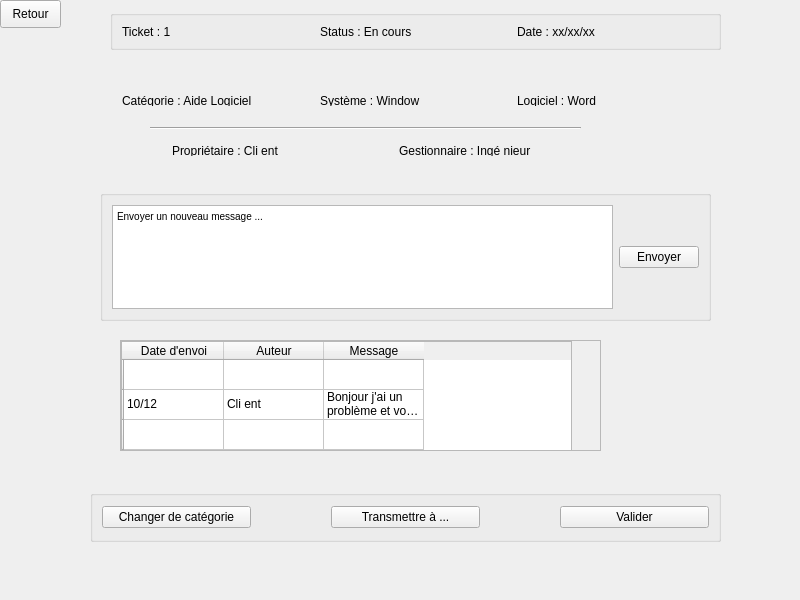
The window that code/pageresolutionticket.ui (clairekth/EasyTicket) describes before a commit, drawn with Qt 5.
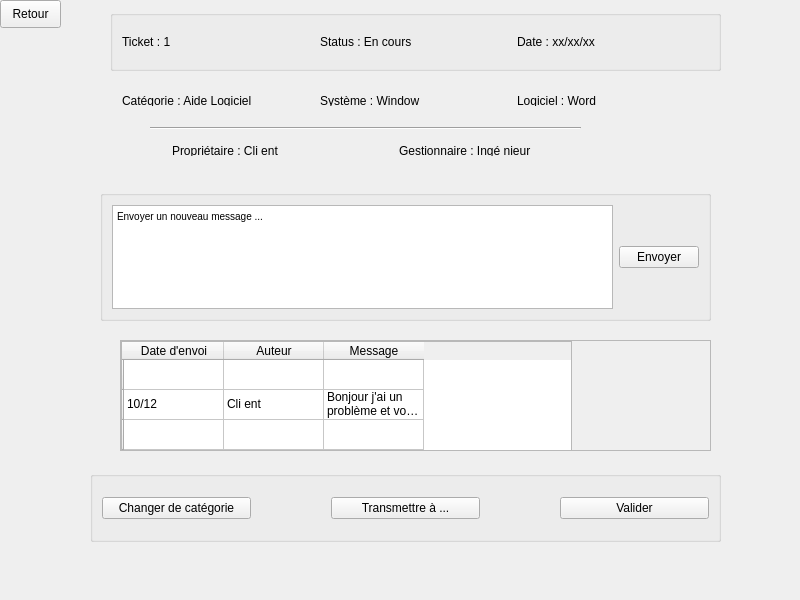
The same window after the commit.

```diff
--- a/code/pageresolutionticket.ui
+++ b/code/pageresolutionticket.ui
@@ -35,7 +35,7 @@
      <x>110</x>
      <y>10</y>
      <width>611</width>
-     <height>40</height>
+     <height>61</height>
     </rect>
    </property>
    <property name="title">
@@ -154,7 +154,7 @@
     <rect>
      <x>120</x>
      <y>340</y>
-     <width>481</width>
+     <width>591</width>
      <height>111</height>
     </rect>
    </property>
@@ -166,7 +166,7 @@
      <rect>
       <x>0</x>
       <y>0</y>
-      <width>479</width>
+      <width>589</width>
       <height>109</height>
      </rect>
     </property>
@@ -264,9 +264,9 @@
    <property name="geometry">
     <rect>
      <x>90</x>
-     <y>490</y>
+     <y>471</y>
      <width>631</width>
-     <height>52</height>
+     <height>71</height>
     </rect>
    </property>
    <property name="title">
```
Left out of the diff: 8 changed lines with no effect on the pictures.
